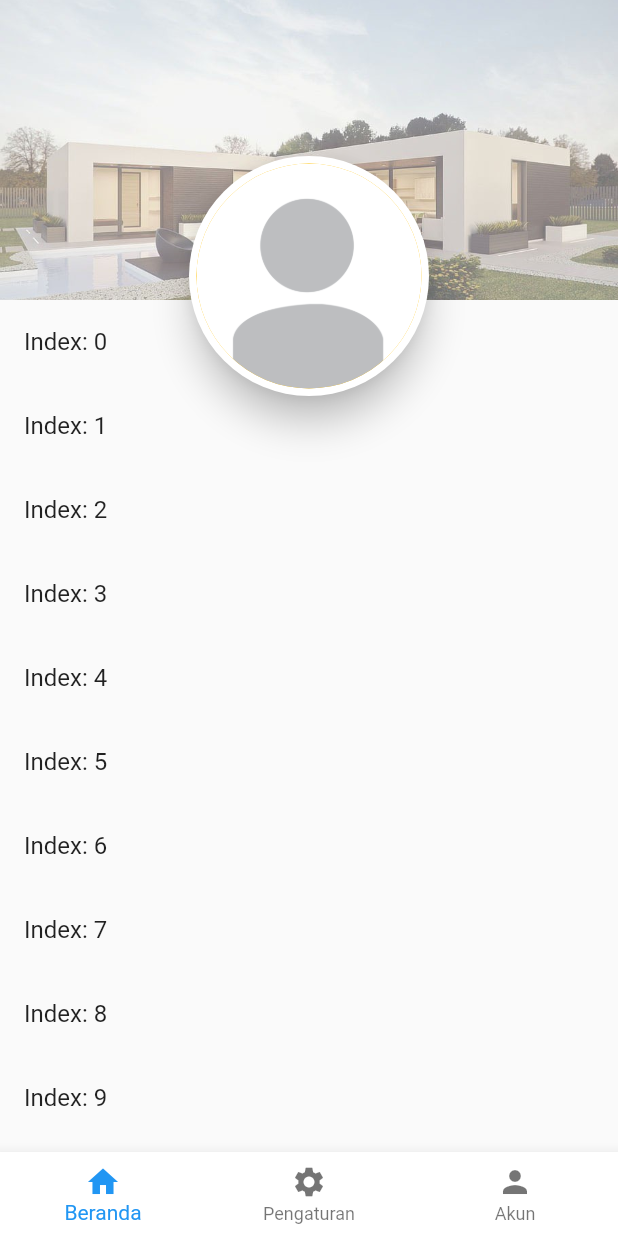
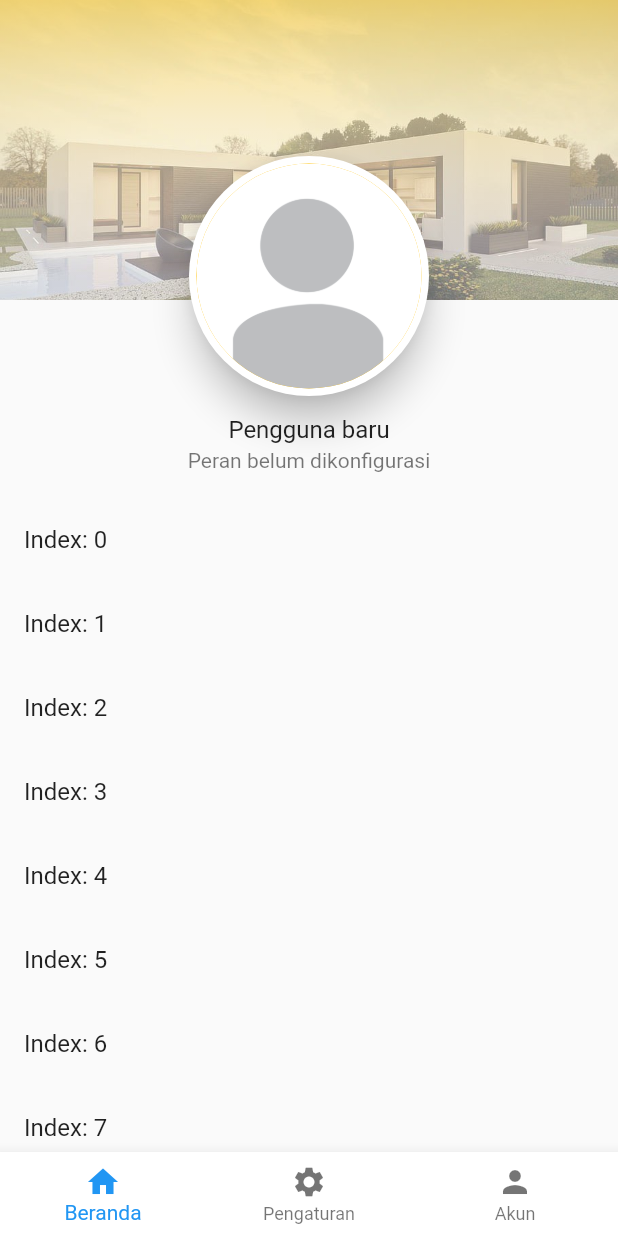
Before and after one commit to qisashasanudin/bangunin_id, a Flutter app: the screen it shows once a user with an empty profile is signed in, on a phone screen of 412 x 824 dp. Run offline on Flutter 3.47's test engine with Material 2 defaults, Android fonts, the phone set to English and light mode, and no system bars; our stand-ins replace cloud_firestore, firebase_auth, flutter_spinkit; accounts and stored records are empty.

Commit message:
fix homepage

```diff
--- a/lib/screens/mainmenu/tab_home.dart
+++ b/lib/screens/mainmenu/tab_home.dart
@@ -4,6 +4,17 @@ import 'package:flutter/material.dart';
 class Home extends StatelessWidget {
   @override
   Widget build(BuildContext context) {
+    final Size size = MediaQuery.of(context).size;
+    final List<String> entries = <String>['A', 'B', 'C', 'D', 'E', 'F'];
+    final List<String> status = <String>[
+      'In - Progress',
+      'In - Progress',
+      'Done',
+      'In - Progress',
+      'In - Progress',
+      'Done'
+    ];
+
     return SafeArea(
       child: Material(
         child: CustomScrollView(
@@ -11,6 +22,23 @@ class Home extends StatelessWidget {
             SliverPersistentHeader(
               delegate: HomeSliverAppBar(expandedHeight: 200),
               pinned: true,
+            ),
+            SliverToBoxAdapter(
+              child: Container(
+                child: Column(
+                  children: <Widget>[
+                    SizedBox(height: 60.0),
+                    ListTile(
+                      title: Center(
+                        child: Text('Pengguna baru'),
+                      ),
+                      subtitle: Center(
+                        child: Text('Peran belum dikonfigurasi'),
+                      ),
+                    ),
+                  ],
+                ),
+              ),
             ),
             SliverList(
               delegate: SliverChildBuilderDelegate(
@@ -22,6 +50,19 @@ class Home extends StatelessWidget {
           ],
         ),
       ),
+    );
+  }
+
+  FloatingActionButton createProjectButton(BuildContext context) {
+    return FloatingActionButton.extended(
+      onPressed: () async {
+        Navigator.of(context).pushNamed('/newproject');
+      },
+      label: Text(
+        'Buat Proyek Baru',
+        style: TextStyle(color: AppColors().accent1),
+      ),
+      backgroundColor: AppColors().primary,
     );
   }
 }
@@ -42,6 +83,24 @@ class HomeSliverAppBar extends SliverPersistentHeaderDelegate {
         Image.asset(
           'assets/img/home_bg_default1.jpg',
           fit: BoxFit.cover,
+        ),
+        Container(
+          width: double.infinity,
+          height: MediaQuery.of(context).size.height / 3,
+          decoration: BoxDecoration(
+            color: AppColors().accent1,
+            gradient: LinearGradient(
+                begin: FractionalOffset.topCenter,
+                end: FractionalOffset.bottomCenter,
+                colors: [
+                  AppColors().primary.withOpacity(0.5),
+                  AppColors().accent1.withOpacity(0.0),
+                ],
+                stops: [
+                  0.0,
+                  1.0
+                ]),
+          ),
         ),
         Center(
           child: Opacity(
```
Also changed, not shown: pubspec.lock.
